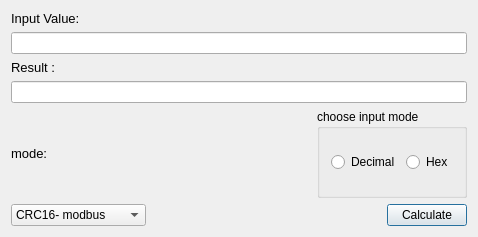
The window that dialog.ui (mohsennaz/QT_Checksum_Checker) describes before a commit, drawn with Qt 5.
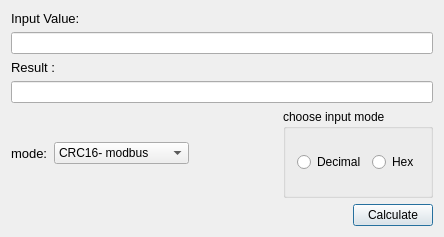
The same window after the commit.

```diff
--- a/dialog.ui
+++ b/dialog.ui
@@ -6,7 +6,7 @@
    <rect>
     <x>0</x>
     <y>0</y>
-    <width>478</width>
+    <width>444</width>
     <height>237</height>
    </rect>
   </property>
@@ -62,6 +62,28 @@
        </property>
       </widget>
      </item>
+     <item>
+      <widget class="QComboBox" name="comboBox">
+       <property name="sizeAdjustPolicy">
+        <enum>QComboBox::AdjustToContents</enum>
+       </property>
+       <item>
+        <property name="text">
+         <string>CRC16- modbus</string>
+        </property>
+       </item>
+       <item>
+        <property name="text">
+         <string>CRC16 - CAN BUS</string>
+        </property>
+       </item>
+       <item>
+        <property name="text">
+         <string/>
+        </property>
+       </item>
+      </widget>
+     </item>
      <item>
       <spacer name="horizontalSpacer_2">
        <property name="orientation">
@@ -102,28 +124,6 @@
    </item>
    <item>
     <layout class="QHBoxLayout" name="horizontalLayout">
-     <item>
-      <widget class="QComboBox" name="comboBox">
-       <property name="sizeAdjustPolicy">
-        <enum>QComboBox::AdjustToContents</enum>
-       </property>
-       <item>
-        <property name="text">
-         <string>CRC16- modbus</string>
-        </property>
-       </item>
-       <item>
-        <property name="text">
-         <string>CRC16 - CAN BUS</string>
-        </property>
-       </item>
-       <item>
-        <property name="text">
-         <string/>
-        </property>
-       </item>
-      </widget>
-     </item>
      <item>
       <spacer name="horizontalSpacer">
        <property name="orientation">
```
Left out of the diff: 2 changed lines with no effect on the pictures.
